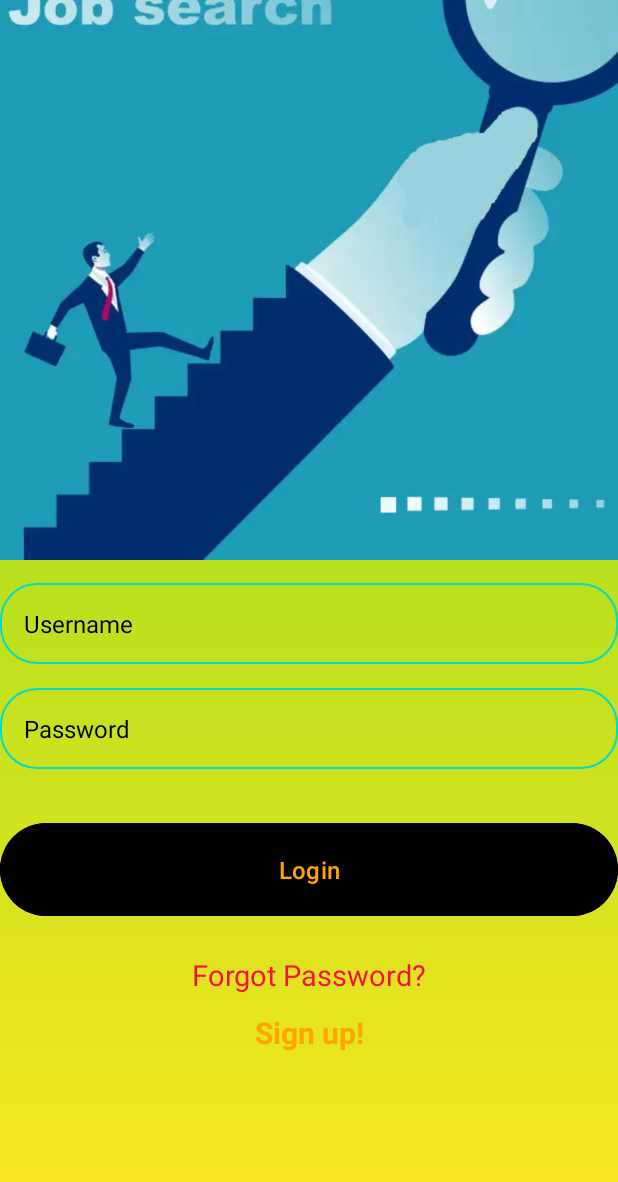
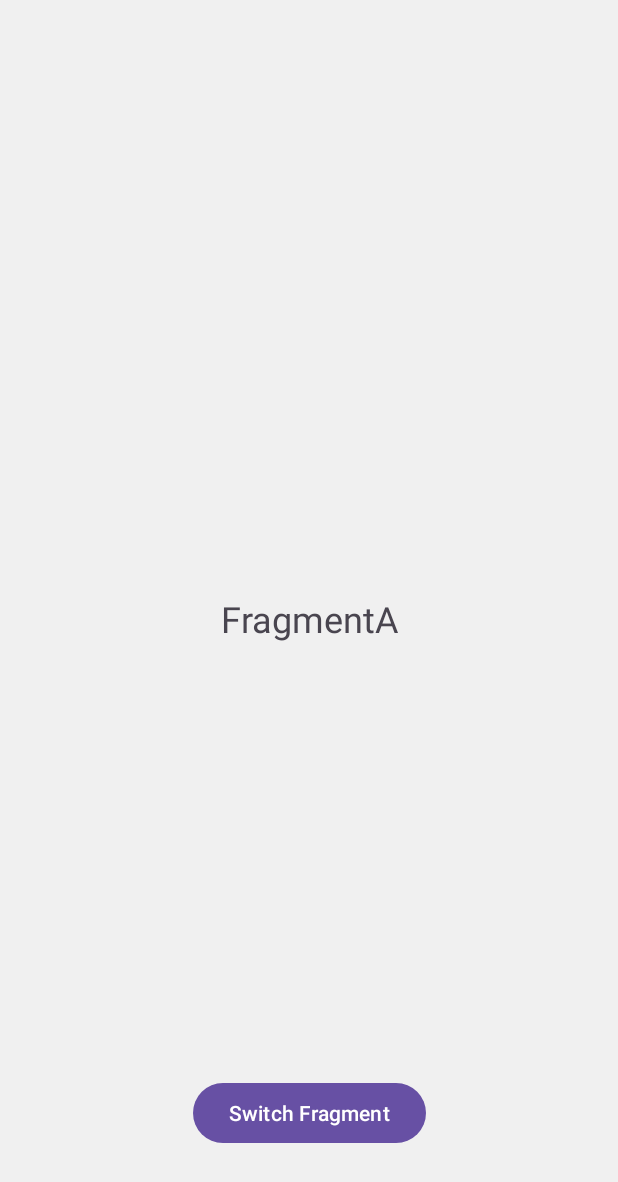
Before and after one commit to Turan52/example11, an Android app: the screen it shows after launch (MainActivity), on a phone screen of 412 x 824 dp. Shown: the top 1182 px of the screen. Run offline under Robolectric (Android 15) with nearby library versions, the phone set to English and light mode, and no system bars.

Commit message:
Add Android Studio project to the repository

```diff
--- /dev/null
+++ b/app/src/main/java/com/example/myapplication0000/FragmentA.kt
@@ -0,0 +1,21 @@
+package com.example.myapplication0000
+
+import android.os.Bundle
+import android.view.LayoutInflater
+import android.view.View
+import android.view.ViewGroup
+import android.widget.TextView
+import androidx.fragment.app.Fragment
+
+class FragmentA : Fragment() {
+
+    override fun onCreateView(
+        inflater: LayoutInflater, container: ViewGroup?,
+        savedInstanceState: Bundle?
+    ): View? {
+        val view = inflater.inflate(R.layout.fragmenta, container, false)
+        val textView: TextView = view.findViewById(R.id.textView)
+        textView.text = "FragmentA"
+        return view
+    }
+}
--- a/app/src/main/java/com/example/myapplication0000/MainActivity.kt
+++ b/app/src/main/java/com/example/myapplication0000/MainActivity.kt
@@ -4,11 +4,34 @@ import android.content.Intent
 import android.os.Bundle
 import android.view.View
 import androidx.appcompat.app.AppCompatActivity
+import androidx.fragment.app.Fragment
 
 class MainActivity : AppCompatActivity() {
+
+    private var isFragmentA = true
+
     override fun onCreate(savedInstanceState: Bundle?) {
         super.onCreate(savedInstanceState)
         setContentView(R.layout.activity_main)
+
+        supportFragmentManager.beginTransaction()
+            .replace(R.id.fragment_container, FragmentA())
+            .commit()
+
+        findViewById<View>(R.id.change_frag).setOnClickListener {
+            if (isFragmentA) {
+                replaceFragment(FragmentB())
+            } else {
+                replaceFragment(FragmentA())
+            }
+            isFragmentA = !isFragmentA
+        }
+    }
+
+    private fun replaceFragment(fragment: Fragment) {
+        supportFragmentManager.beginTransaction()
+            .replace(R.id.fragment_container, fragment)
+            .commit()
     }
 
     fun openSignUpPage(view: View) {
--- a/app/src/main/res/layout/activity_main.xml
+++ b/app/src/main/res/layout/activity_main.xml
@@ -52,8 +52,7 @@
         app:layout_constraintTop_toBottomOf="@id/user_name"
         app:layout_constraintStart_toStartOf="parent"
         app:layout_constraintEnd_toEndOf="parent"
-        app:layout_constraintHorizontal_bias="0.5"
-        />
+        app:layout_constraintHorizontal_bias="0.5" />
 
     <Button
         android:id="@+id/login_button"
@@ -101,4 +100,25 @@
         app:layout_constraintHorizontal_bias="0.5"
         tools:ignore="OnClick" />
 
+    <FrameLayout
+        android:id="@+id/fragment_container"
+        android:layout_width="0dp"
+        android:layout_height="0dp"
+        android:background="#f0f0f0"
+        app:layout_constraintTop_toTopOf="parent"
+        app:layout_constraintBottom_toBottomOf="parent"
+        app:layout_constraintStart_toStartOf="parent"
+        app:layout_constraintEnd_toEndOf="parent" />
+
+    <Button
+        android:id="@+id/change_frag"
+        android:layout_width="wrap_content"
+        android:layout_height="wrap_content"
+        android:layout_marginTop="16dp"
+        android:text="Switch Fragment"
+        app:layout_constraintTop_toBottomOf="@id/sign_up"
+        app:layout_constraintStart_toStartOf="parent"
+        app:layout_constraintEnd_toEndOf="parent"
+        app:layout_constraintHorizontal_bias="0.5" />
+
 </androidx.constraintlayout.widget.ConstraintLayout>
--- /dev/null
+++ b/app/src/main/res/layout/fragmenta.xml
@@ -0,0 +1,17 @@
+<?xml version="1.0" encoding="utf-8"?>
+<androidx.constraintlayout.widget.ConstraintLayout xmlns:android="http://schemas.android.com/apk/res/android"
+    xmlns:app="http://schemas.android.com/apk/res-auto"
+    android:layout_width="match_parent"
+    android:layout_height="match_parent">
+
+    <TextView
+        android:id="@+id/textView"
+        android:layout_width="wrap_content"
+        android:layout_height="wrap_content"
+        android:text="Fragment A"
+        android:textSize="24sp"
+        app:layout_constraintTop_toTopOf="parent"
+        app:layout_constraintBottom_toBottomOf="parent"
+        app:layout_constraintStart_toStartOf="parent"
+        app:layout_constraintEnd_toEndOf="parent" />
+</androidx.constraintlayout.widget.ConstraintLayout>
```
Also changed, not shown: app/src/main/AndroidManifest.xml (+6 -2 lines), app/src/main/java/com/example/myapplication0000/FragmentB.kt (added, +21 -0 lines), app/src/main/res/layout/fragment_textab.xml (added, +20 -0 lines), app/src/main/res/layout/fragmentb.xml (added, +17 -0 lines).
